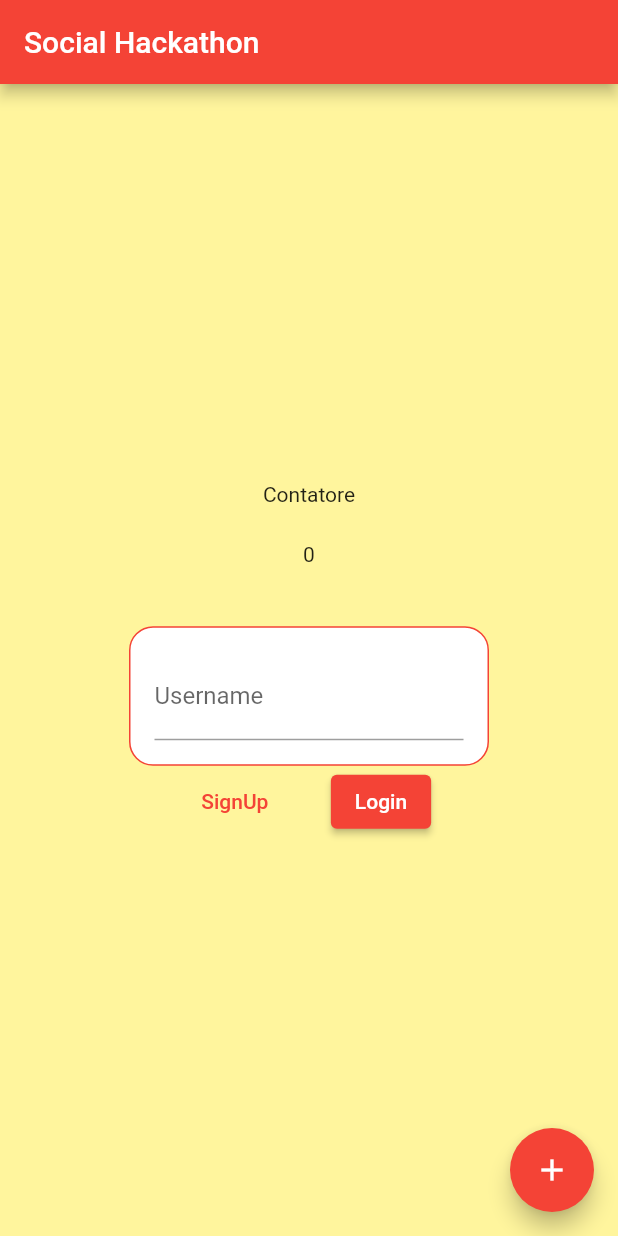
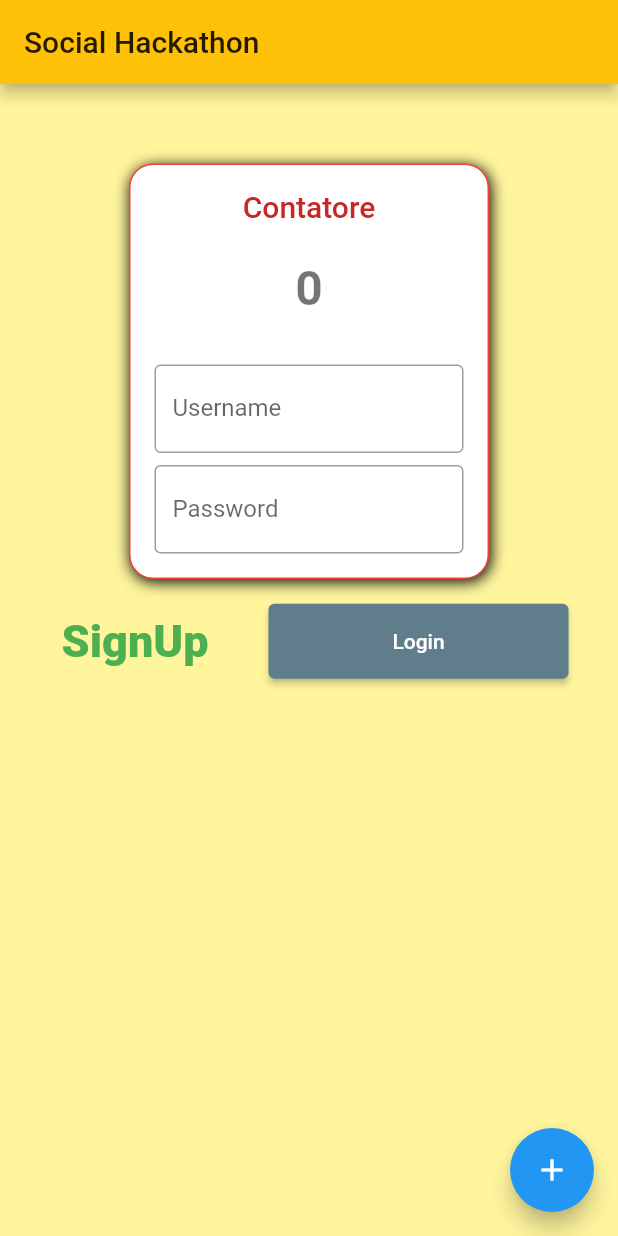
Before and after one commit to INDAPP/social_hackathon_umbria, a Flutter app: the screen it shows after launch, on a phone screen of 412 x 824 dp. Run offline on Flutter 3.47's test engine with Material 2 defaults, Android fonts, the phone set to English and light mode, and no system bars.

Commit message:
Flutter Theme

```diff
--- a/lib/app.dart
+++ b/lib/app.dart
@@ -6,6 +6,39 @@ class App extends StatelessWidget {
   Widget build(BuildContext context) => MaterialApp(
         title: "Social Hackathon",
         home: Home(),
-        theme: ThemeData(primarySwatch: Colors.red),
+        theme: ThemeData(
+          primarySwatch: Colors.red,
+          primaryColor: Colors.amber,
+          accentColor: Colors.blue,
+          scaffoldBackgroundColor: Colors.yellow.shade200,
+          elevatedButtonTheme: ElevatedButtonThemeData(
+            style: ElevatedButton.styleFrom(
+              primary: Colors.blueGrey,
+              minimumSize: Size(200, 50),
+            )
+          ),
+          textButtonTheme: TextButtonThemeData(
+            style: TextButton.styleFrom(
+              primary: Colors.green,
+              textStyle: TextStyle(
+                fontSize: 30,
+                fontWeight: FontWeight.w900,
+              ),
+            )
+          ),
+          textTheme: TextTheme(
+            bodyText1: TextStyle(
+              fontSize: 20,
+              color: Colors.red.shade800,
+            ),
+            bodyText2: TextStyle(
+              fontSize: 24,
+            ),
+            headline4: TextStyle(
+              fontSize: 32,
+              fontWeight: FontWeight.w700,
+            ),
+          ),
+        ),
       );
 }
--- /dev/null
+++ b/lib/app2.dart
@@ -0,0 +1,21 @@
+import 'package:flutter/cupertino.dart';
+
+class App2 extends StatelessWidget {
+  @override
+  Widget build(BuildContext context) => CupertinoApp(
+        theme: CupertinoThemeData(),
+        home: CupertinoPageScaffold(
+          navigationBar: CupertinoNavigationBar(
+            middle: Text("Social Hackathon iOS"),
+            trailing: CupertinoButton(
+              child: Text("Login"),
+              onPressed: () {},
+              padding: EdgeInsets.zero,
+            ),
+          ),
+          child: Center(
+            child: Text("iPhone style"),
+          ),
+        ),
+      );
+}
--- a/lib/home.dart
+++ b/lib/home.dart
@@ -1,4 +1,7 @@
 import 'package:flutter/material.dart';
+
+const String myUsername = "Riccardo";
+const String myPassword = "123456";
 
 class Home extends StatefulWidget {
   @override
@@ -11,38 +14,56 @@ class HomeState extends State<Home> {
   int counter = 0;
   bool signupButtonVisible = true;
   String textFieldString = "";
+  String textFieldPassword = "";
+
+  bool loginSuccess = false;
 
   @override
   Widget build(BuildContext context) {
     return Scaffold(
-      backgroundColor: Colors.yellow.shade200,
       appBar: AppBar(
         title: Text("Social Hackathon"),
       ),
-      body: Center(
+      body: Align(
+        alignment: Alignment.lerp(Alignment.topCenter, Alignment.center, 0.25),
         child: Column(
           mainAxisSize: MainAxisSize.min,
           children: [
+            Container(
+              padding: EdgeInsets.all(16),
+              width: 240,
+              child: Column(
+                children: [
                   Padding(
                     padding: const EdgeInsets.only(bottom: 16),
-              child: Text("Contatore"),
+                    child: Text(
+                      "Contatore",
+                      style: Theme.of(context).textTheme.bodyText1,
+                    ),
                   ),
                   Padding(
                     padding: const EdgeInsets.all(8.0),
-              child: Text("$counter"),
+                    child: Text(
+                      "$counter",
+                      style: Theme.of(context).textTheme.headline4,
+                    ),
                   ),
                   Padding(
                     padding: const EdgeInsets.all(8.0),
-              child: Text(textFieldString),
+                    child: Visibility(
+                      visible: loginSuccess,
+                      child: Text("Login effettuato!"),
                     ),
-            Container(
-              padding: EdgeInsets.all(16),
-              width: 240,
-              child: TextField(
+                  ),
+                  SizedBox(
+                    height: 8,
+                  ),
+                  TextField(
                     decoration: InputDecoration(
                       hintText: "Email",
                       labelText: "Username",
                       //errorText: "Inserisci email",
+                      border: OutlineInputBorder(),
                     ),
                     onChanged: (text) {
                       setState(() {
@@ -50,11 +71,38 @@ class HomeState extends State<Home> {
                       });
                     },
                   ),
+                  SizedBox(
+                    height: 8,
+                  ),
+                  TextField(
+                    decoration: InputDecoration(
+                      hintText: "Almeno 8 caratteri",
+                      labelText: "Password",
+                      //errorText: "Inserisci email",
+                      border: OutlineInputBorder(),
+                    ),
+                    obscureText: true,
+                    onChanged: (text) {
+                      setState(() {
+                        textFieldPassword = text;
+                      });
+                    },
+                  ),
+                ],
+              ),
               decoration: BoxDecoration(
                   borderRadius: BorderRadius.circular(16),
                   color: Colors.white,
                   border: Border.all(color: Colors.red),
+                  boxShadow: [
+                    BoxShadow(
+                      offset: Offset(1, 2),
+                      blurRadius: 8,
                     ),
+                  ]),
+            ),
+            SizedBox(
+              height: 16,
             ),
             Row(
               mainAxisSize: MainAxisSize.min,
@@ -71,9 +119,9 @@ class HomeState extends State<Home> {
                 ),
                 ElevatedButton(
                   onPressed: () {
-                    //TODO: implementare pulsante login
                     setState(() {
-                      signupButtonVisible = true;
+                      loginSuccess = myUsername == textFieldString &&
+                          myPassword == textFieldPassword;
                     });
                   },
                   child: Text("Login"),
--- a/lib/main.dart
+++ b/lib/main.dart
@@ -1,5 +1,6 @@
 import 'package:flutter/material.dart';
 
+import 'app2.dart';
 import 'app.dart';
 
 void main() {
```
Lines whose indentation alone changed are shown as unchanged.
